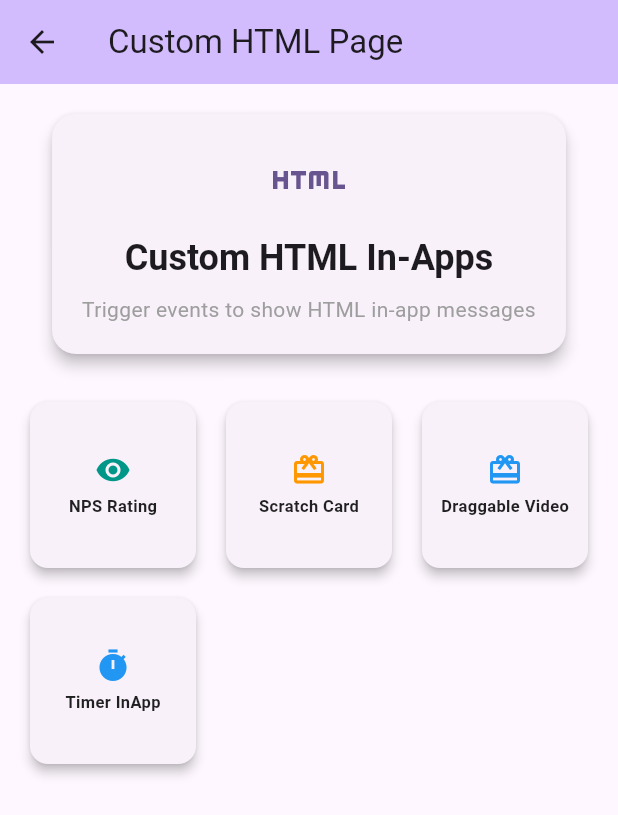
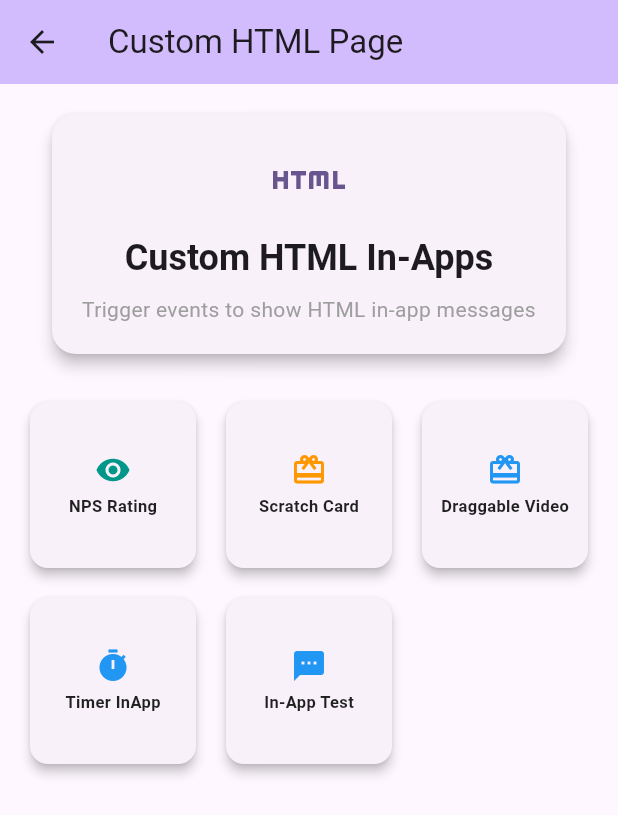
Before and after one commit to SurturFTW/CT-Flutter-Integration, a Flutter app: the CustomHtmlPage screen opened directly, on a phone screen of 412 x 824 dp. Shown: the top 815 px of the screen. Run offline on Flutter 3.47's test engine with Material 3 defaults, Android fonts, the phone set to English and light mode, and no system bars; our stand-ins replace firebase_core, geolocator, permission_handler; missing offline and left inert: clevertap_plugin; accounts and stored records are empty.

Commit message:
/*Added custom in-apps*/

```diff
--- a/lib/custom_html_page.dart
+++ b/lib/custom_html_page.dart
@@ -192,6 +192,15 @@ class _CustomHtmlPageState extends State<CustomHtmlPage> {
                         label: 'Timer InApp',
                         color: Colors.blue,
                       ),
+                      _buildActionCard(
+                        onPressed: () => _triggerEvent(
+                          "In-App Test",
+                          "In-App Test event triggered",
+                        ),
+                        icon: Icons.textsms,
+                        label: 'In-App Test',
+                        color: Colors.blue,
+                      ),
                     ],
                   ),
                 ],
```
Also changed, not shown: lib/main.dart (+19 -13 lines).
